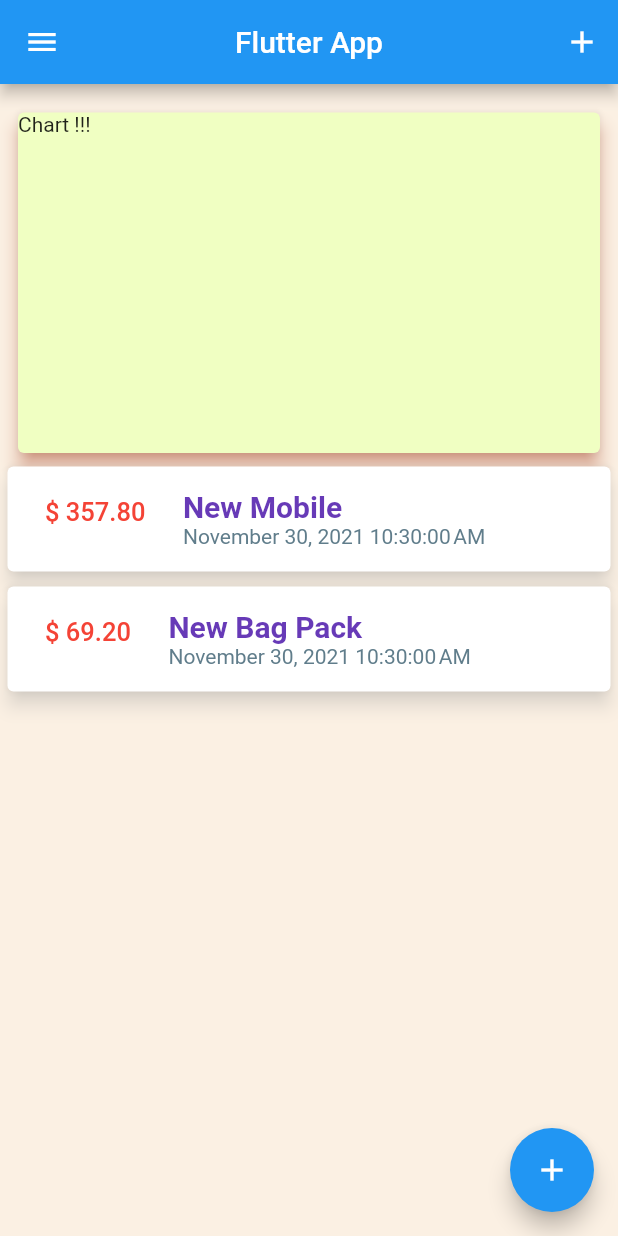
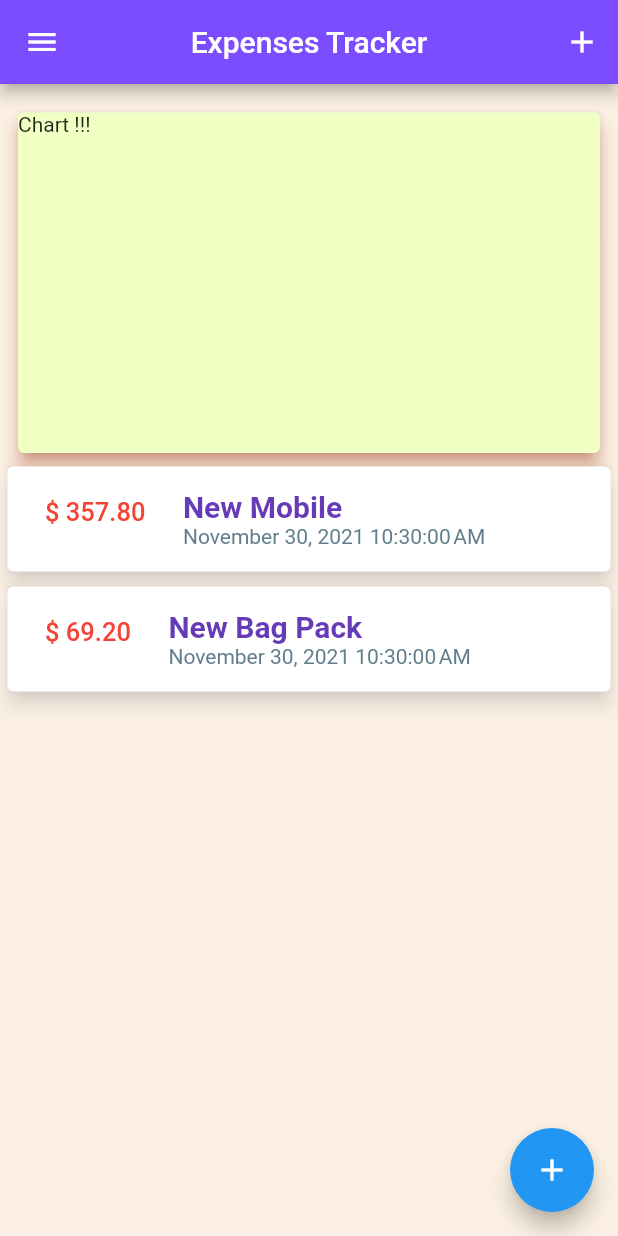
Before and after one commit to madhusudhan112/ExpenseTracker, a Flutter app: the screen it shows after launch, on a phone screen of 412 x 824 dp. Run offline on Flutter 3.47's test engine with Material 2 defaults, Android fonts, the phone set to English and light mode, and no system bars.

Commit message:
Styling Fixes

```diff
--- a/lib/main.dart
+++ b/lib/main.dart
@@ -10,7 +10,7 @@ class MyApp extends StatelessWidget {
   Widget build(BuildContext context) {
     return MaterialApp(
       debugShowCheckedModeBanner: false,
-      title: 'Flutter Demo',
+      title: 'Personal Expenses',
       home: MyHomePage(),
     );
   }
@@ -71,7 +71,8 @@ class _MyHomePageState extends State<MyHomePage> {
       child: Scaffold(
         backgroundColor: Color(0xfffbf0e3),
         appBar: AppBar(
-          title: const Text("Flutter App"),
+          backgroundColor: Colors.deepPurpleAccent,
+          title: const Text("Expenses Tracker"),
           centerTitle: true,
           actions: <Widget>[
             IconButton(
```
